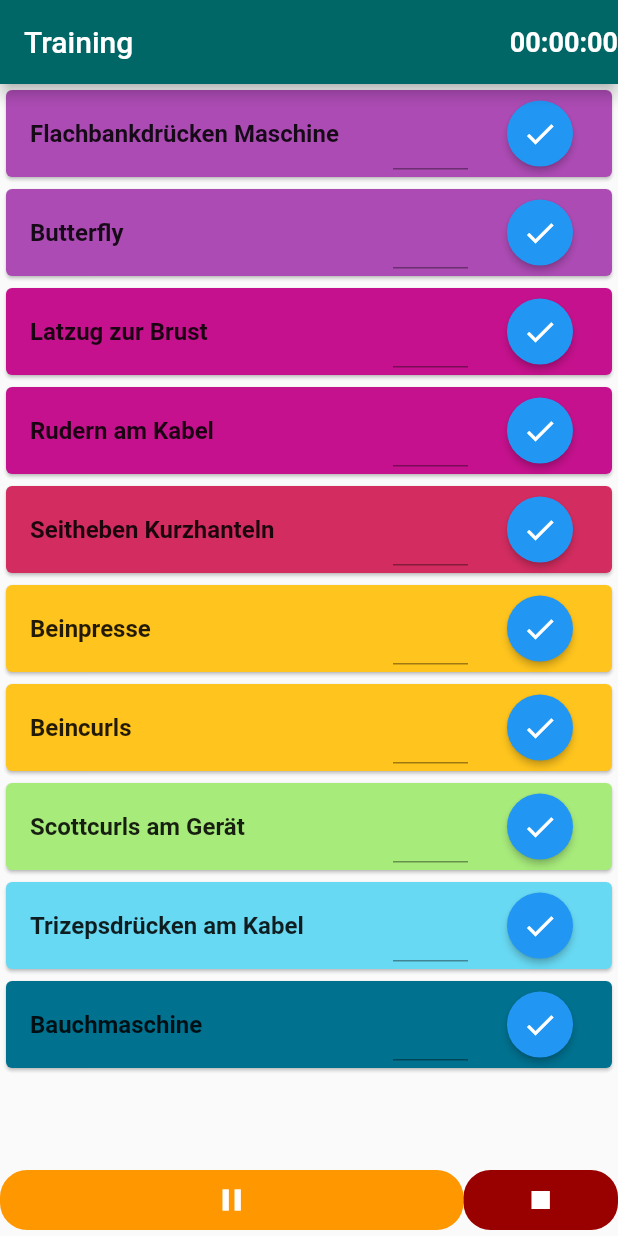
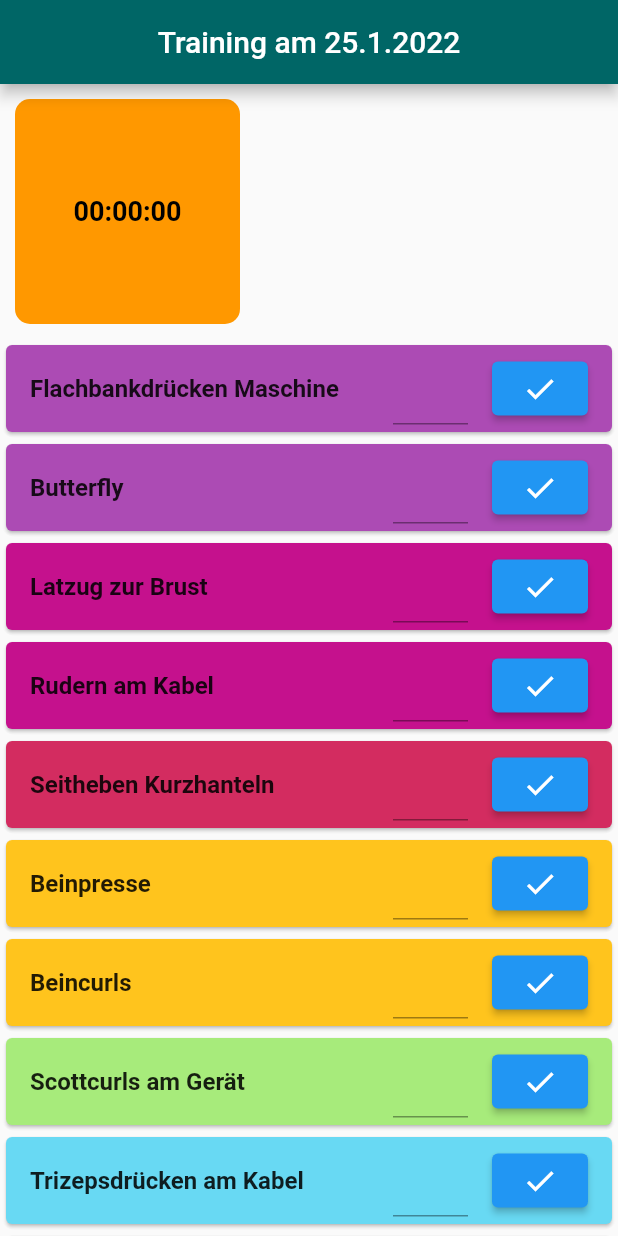
Before and after one commit to JohannesFoltin/FitnessCounter, a Flutter app: the screen it shows after launch, after a tap on "Start Training", on a phone screen of 412 x 824 dp. Run offline on Flutter 3.47's test engine with Material 2 defaults, Android fonts, the light colour scheme and no system bars; our stand-ins replace flutter_slidable, google_fonts, shared_preferences, styled_widget.

Commit message:
New looking TrainingSide New Button Design

```diff
--- a/lib/views/onFitness.dart
+++ b/lib/views/onFitness.dart
@@ -5,6 +5,7 @@ import 'package:fitness_f/views/main.dart';
 import 'package:flutter/material.dart';
 import 'package:flutter/widgets.dart';
 import 'package:shared_preferences/shared_preferences.dart';
+import 'package:styled_widget/styled_widget.dart';
 
 class onFitness extends StatefulWidget {
   onFitness({Key? key, required this.appData}) : super(key: key);
@@ -14,12 +15,15 @@ class onFitness extends StatefulWidget {
   @override
   _onFitness createState() => _onFitness();
 
-  static String formatTime(int milliseconds) {
+  static String formatTime(int milliseconds, bool returnHours) {
     var secs = milliseconds ~/ 1000;
     var hours = (secs ~/ 3600).toString().padLeft(2, '0');
     var minutes = ((secs % 3600) ~/ 60).toString().padLeft(2, '0');
     var seconds = (secs % 60).toString().padLeft(2, '0');
+    if (returnHours)
       return "$hours:$minutes:$seconds";
+    else
+      return "$minutes:$seconds";
   }
 }
 
@@ -28,6 +32,7 @@ class _onFitness extends State<onFitness> {
   Stopwatch _stopwatch = new Stopwatch();
   late List<CardItem> uebungenLeft;
   late Training training;
+  Color ButtonColor = Colors.orange;
 
   @override
   void initState() {
@@ -45,92 +50,56 @@ class _onFitness extends State<onFitness> {
   Widget build(BuildContext context) {
     return Scaffold(
       appBar: _buildAppBar(),
-      body: Column(
+      body: SafeArea(
+        child: Column(
           children: [
-          _buildUebungenList(),
             Container(
+              padding: EdgeInsets.symmetric(vertical: 10.0, horizontal: 10.0),
               child: Row(
                 children: [
-                if (run == false) ...[
-                  _buildStartButton()
-                ] else ...[
-                  _buildPauseButton()
-                ],
-                _buildStopButton(context)
+                  ClipRRect(
+                    borderRadius: BorderRadius.circular(10.0),
+                    child: Container(
+                        height: 150,
+                        width: 150,
+                        color: ButtonColor,
+                        child: _buildTimeController(context)),
+                  )
                 ],
               ),
             ),
+            Expanded(child: _buildUebungenList()),
           ],
+        ),
       ),
     );
   }
 
-  AppBar _buildAppBar() {
-    return AppBar(
-      backgroundColor: HexColor.fromHex("#006666"),
-      automaticallyImplyLeading: false,
-      title: Text("Training"),
-      actions: <Widget>[Center(child: TimerField(_stopwatch))],
-    );
-  }
-
-  Expanded _buildUebungenList() {
-    return Expanded(
-        child: ListView.builder(
-            itemCount: uebungenLeft.length,
-            itemBuilder: (context, index) {
-              final item = uebungenLeft[index];
-              return item.buildCard(context, removeItem);
-            }));
-  }
-
-  Expanded _buildPauseButton() {
-    return Expanded(
-        flex: 3,
-        child: TextButton(
-          style: ButtonStyle(
-              backgroundColor: MaterialStateProperty.all<Color>(Colors.orange),
-              shape: MaterialStateProperty.all<RoundedRectangleBorder>(
-                  RoundedRectangleBorder(
-                borderRadius: BorderRadius.circular(18.0),
-              ))),
-          child: Icon(
-            Icons.pause,
-            color: Colors.white,
-          ),
+  TextButton _buildTimeController(BuildContext context) {
+    return TextButton(
       onPressed: () => {
         setState(() {
-              run = !run;
           handleStartStop();
+          if (ButtonColor == Colors.orange) {
+            ButtonColor = HexColor.fromHex("#008060");
+          } else {
+            ButtonColor = Colors.orange;
+          }
         })
       },
-        ));
-  }
-
-  Expanded _buildStopButton(BuildContext context) {
-    return Expanded(
-        child: TextButton(
-      style: ButtonStyle(
-          backgroundColor:
-              MaterialStateProperty.all<Color>(HexColor.fromHex("#990000")),
-          shape: MaterialStateProperty.all<RoundedRectangleBorder>(
-              RoundedRectangleBorder(
-            borderRadius: BorderRadius.circular(18.0),
-          ))),
-      child: Icon(
-        Icons.stop,
-        color: Colors.white,
-      ),
-      onPressed: () => showDialog<String>(
+      onLongPress: () => {
+        showDialog<String>(
             context: context,
             builder: (BuildContext context) => AlertDialog(
                   actionsAlignment: MainAxisAlignment.center,
-                title: const Text('Willst du das Training wirklich abbrechen?'),
+                  title:
+                      const Text('Willst du das Training wirklich abbrechen?'),
                   content: const Text(
                       'Bereits eingetragende Werte gehen nicht verloren! Notizen bleiben aber erhalten...'),
                   actions: <Widget>[
                     TextButton(
-                    onPressed: () => {Navigator.pop(context), Navigator.pop(context)},
+                      onPressed: () =>
+                          {Navigator.pop(context), Navigator.pop(context)},
                       child: const Text('OK'),
                     ),
                     TextButton(
@@ -139,30 +108,32 @@ class _onFitness extends State<onFitness> {
                     ),
                   ],
                 )),
-    ));
+      },
+      child: TimerField(_stopwatch, true),
+    );
   }
 
-  Expanded _buildStartButton() {
-    return Expanded(
-        child: TextButton(
-      style: ButtonStyle(
-          backgroundColor:
-              MaterialStateProperty.all<Color>(HexColor.fromHex("#008060")),
-          shape: MaterialStateProperty.all<RoundedRectangleBorder>(
-              RoundedRectangleBorder(
-            borderRadius: BorderRadius.circular(18.0),
-          ))),
-      child: Icon(
-        Icons.play_arrow,
-        color: Colors.white,
-      ),
-      onPressed: () => {
-        setState(() {
-          run = !run;
-          handleStartStop();
-        })
-      },
-    ));
+  AppBar _buildAppBar() {
+    return AppBar(
+      backgroundColor: HexColor.fromHex("#006666"),
+      automaticallyImplyLeading: false,
+      centerTitle: true,
+      title: Text("Training am " +
+          DateTime.now().day.toString() +
+          "." +
+          DateTime.now().month.toString() +
+          "." +
+          DateTime.now().year.toString()),
+    );
+  }
+
+  ListView _buildUebungenList() {
+    return ListView.builder(
+        itemCount: uebungenLeft.length,
+        itemBuilder: (context, index) {
+          final item = uebungenLeft[index];
+          return item.buildCard(context, removeItem);
+        });
   }
 
   void tot(Training training) {
@@ -185,8 +156,10 @@ class _onFitness extends State<onFitness> {
   void handleStartStop() {
     if (_stopwatch.isRunning) {
       _stopwatch.stop();
+      run = !run;
     } else {
       _stopwatch.start();
+      run = !run;
     }
   }
 }
@@ -199,6 +172,14 @@ class CardItem implements ListItem {
   late final AppData appData;
   late final String name;
   late Uebung uebung;
+  Stopwatch _stopwatch = new Stopwatch();
+
+  void _handleTimer() {
+    if (_stopwatch.isRunning)
+      _stopwatch.stop();
+    else
+      _stopwatch.start();
+  }
 
   TextEditingController lastValueCont = new TextEditingController();
   TextEditingController notizenCont = new TextEditingController();
@@ -263,12 +244,8 @@ class CardItem implements ListItem {
 
   ElevatedButton _buildCheckButton(Function r) {
     return ElevatedButton(
-      child: Icon(
-        Icons.check,
-      ),
+      child: Icon(Icons.check),
       onPressed: () => {r(this)},
-      style: ElevatedButton.styleFrom(
-          shape: CircleBorder(), padding: EdgeInsets.all(10)),
     );
   }
 
@@ -331,9 +308,10 @@ class CardItem implements ListItem {
 }
 
 class TimerField extends StatefulWidget {
-  TimerField(this.stopwatchi);
+  TimerField(this.stopwatchi, this.returnHours);
 
   final Stopwatch stopwatchi;
+  final bool returnHours;
 
   TimerFieldState createState() => TimerFieldState();
 }
@@ -357,9 +335,17 @@ class TimerFieldState extends State<TimerField> {
 
   @override
   Widget build(BuildContext context) {
+    if (widget.returnHours) {
       return Text(
-      onFitness.formatTime(widget.stopwatchi.elapsedMilliseconds),
+        onFitness.formatTime(widget.stopwatchi.elapsedMilliseconds, true),
+        style: TextStyle(
+            fontWeight: FontWeight.bold, fontSize: 18, color: Colors.black),
+      );
+    } else {
+      return Text(
+        onFitness.formatTime(widget.stopwatchi.elapsedMilliseconds, false),
         style: TextStyle(fontWeight: FontWeight.bold, fontSize: 18),
       );
     }
   }
+}
```
Lines whose indentation alone changed are shown as unchanged.
